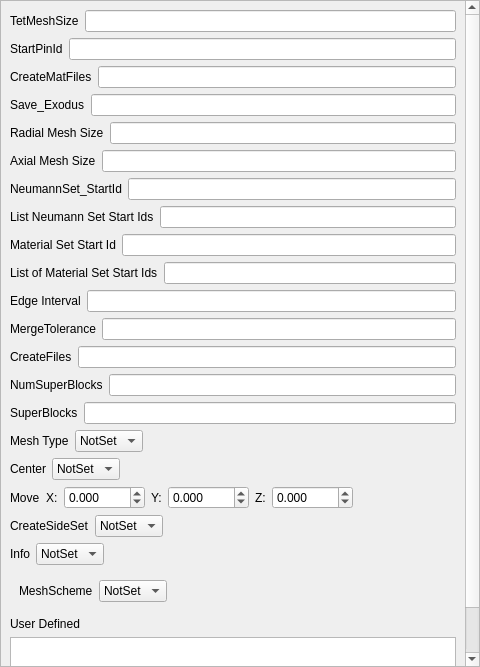
Above: Application/qAssyParameters.ui from Sprunth/RGG before the change. Below: the same form after it.
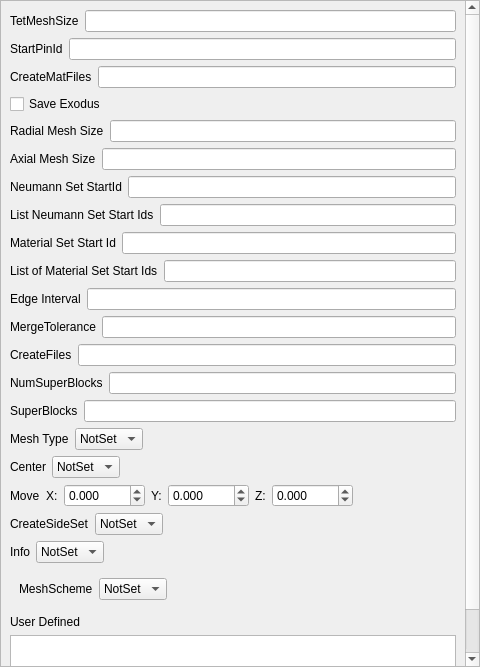
That is the form after the change.

Patch:
```diff
--- a/Application/qAssyParameters.ui
+++ b/Application/qAssyParameters.ui
@@ -26,9 +26,9 @@
       <property name="geometry">
        <rect>
         <x>0</x>
-        <y>-186</y>
+        <y>0</y>
         <width>463</width>
-        <height>851</height>
+        <height>848</height>
        </rect>
       </property>
       <layout class="QGridLayout" name="gridLayout_2">
@@ -140,7 +140,7 @@
          <item>
           <widget class="QLabel" name="label_10">
            <property name="text">
-            <string>NeumannSet_StartId</string>
+            <string>Neumann Set StartId</string>
            </property>
           </widget>
          </item>
@@ -287,15 +287,12 @@
        <item row="7" column="0">
         <layout class="QHBoxLayout" name="horizontalLayout_19">
          <item>
-          <widget class="QLabel" name="label_18">
+          <widget class="QCheckBox" name="Save_Exodus">
            <property name="text">
-            <string>Save_Exodus</string>
+            <string>Save Exodus</string>
            </property>
           </widget>
          </item>
-         <item>
-          <widget class="QLineEdit" name="Save_Exodus"/>
-         </item>
         </layout>
        </item>
        <item row="37" column="0">
```
Left out of the diff: 1 changed line with no effect on the pictures.
